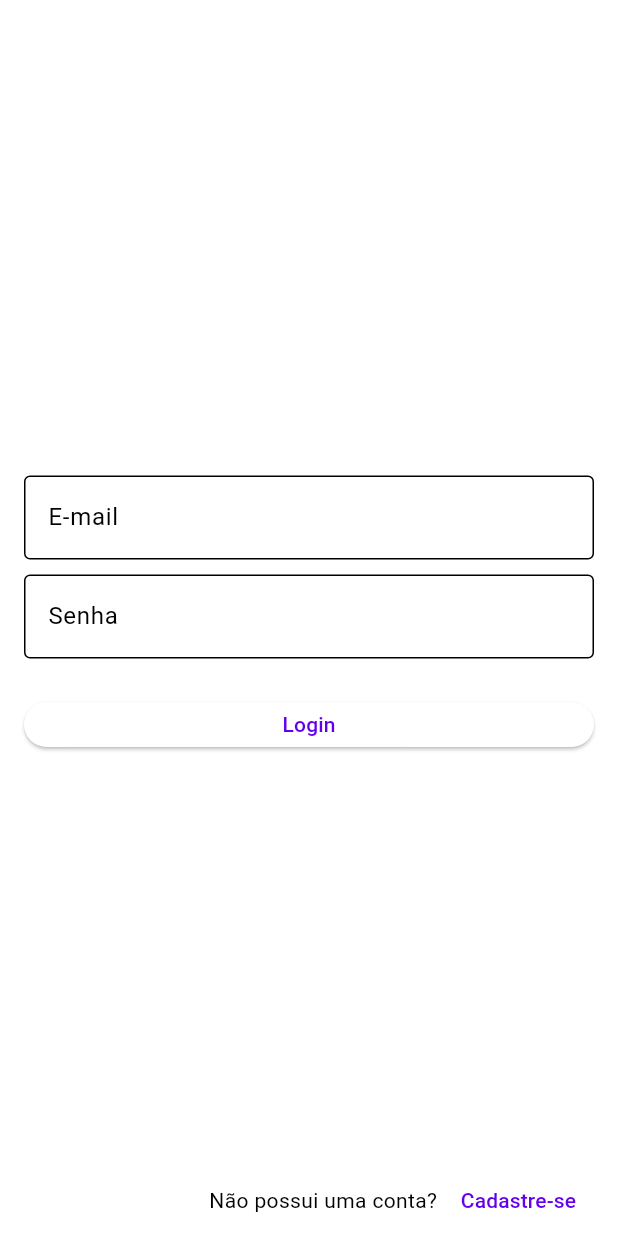
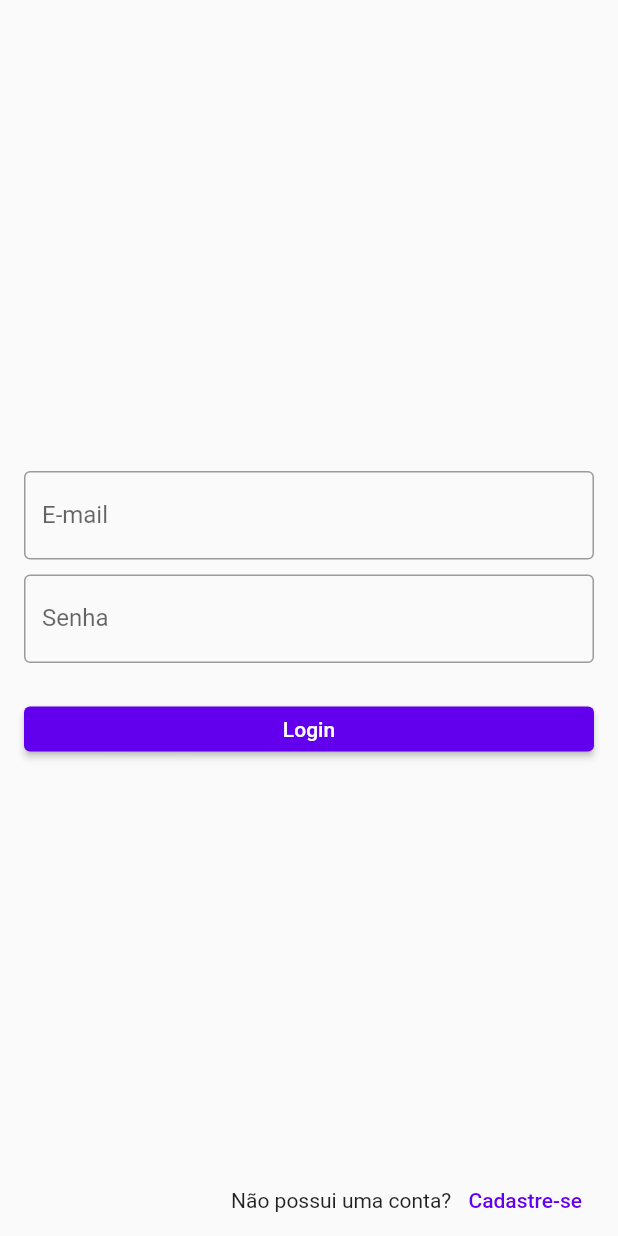
Before and after one commit to RafaelGasparoto/chat_flutter_firebase, a Flutter app: the screen it shows after launch, on a phone screen of 412 x 824 dp. Run offline on Flutter 3.47's test engine with Material 3 defaults, Android fonts, the phone set to English and light mode, and no system bars; our stand-ins replace cloud_firestore, dash_chat_2, delightful_toast, firebase_auth, firebase_core, get_it and 1 more; accounts and stored records are empty; generated files the repository leaves out were written again.

Commit message:
Colortheme

```diff
--- a/lib/main.dart
+++ b/lib/main.dart
@@ -31,8 +31,19 @@ class MyApp extends StatelessWidget {
       initialRoute: authService.user != null ? '/home' : '/login',
       title: 'Chat Flutter Firebase',
       theme: ThemeData(
-        colorScheme: const ColorScheme.light(),
-        useMaterial3: true,
+        colorScheme: const ColorScheme.light().copyWith(
+          secondary: const Color(0XFF2C2F33),
+        ),
+        useMaterial3: false,
+        appBarTheme: const AppBarTheme(
+          backgroundColor: Color(0XFF2C2F33),
+          titleTextStyle: TextStyle(
+            color: Colors.white,
+            fontSize: 20,
+            fontWeight: FontWeight.bold
+          ),
+        ),
+        dividerColor: const Color(0XFF99AAB5),
       ),
     );
   }
```
Also changed, not shown: lib/pages/chat/chat_page.dart (+11 -0 lines), lib/pages/home/home_page.dart (+7 -3 lines).
